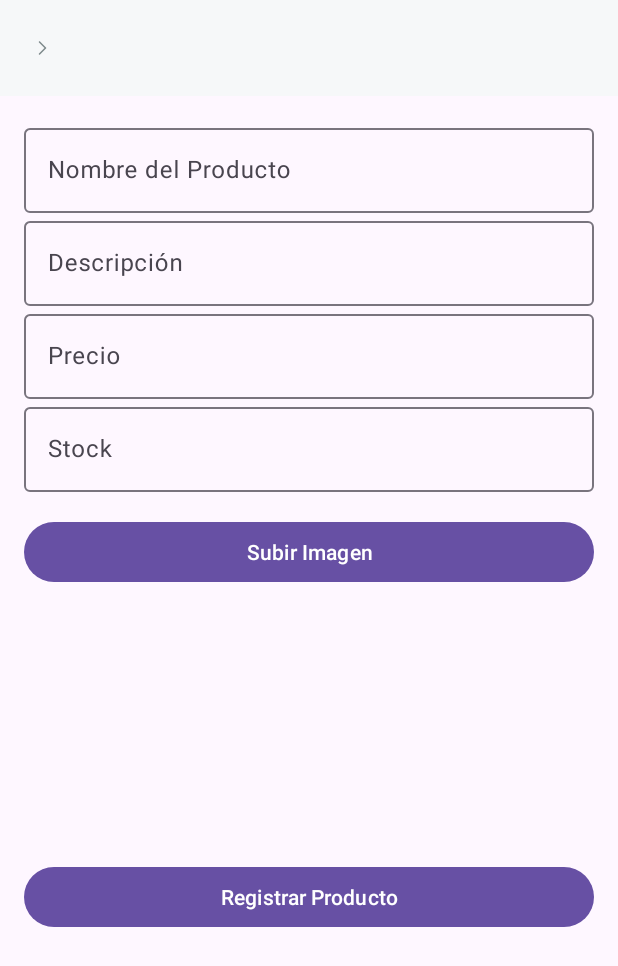
After one commit to danielmoya98/HotelApp, an Android app: the fragment RegistrarProductoFragment placed in its activity, on a phone screen of 412 x 824 dp. The commit adds this screen. Shown: the top 966 px of the screen. Run offline under Robolectric (Android 15) with nearby library versions, the phone set to English and light mode, and no system bars; our stand-ins replace CircleImageView; libraries missing offline, so code that uses them is left out: io.github.jan.supabase; pictures from the network do not load; 1 statement that could not run was skipped.

Commit message:
agrega producto y servicios

```diff
--- a/app/src/main/java/com/example/hotelapp/RegistrarActivity.kt
+++ b/app/src/main/java/com/example/hotelapp/RegistrarActivity.kt
@@ -92,7 +92,7 @@ class RegistrarActivity : AppCompatActivity() {
                         "correo" to email,
                         "telefono" to telefono,
                         "contrasena" to password,
-                        "rol" to "cliente",
+                        "rol" to "empleado",
                         "foto_url" to photoUrl
                     )
                 )
--- /dev/null
+++ b/app/src/main/java/com/example/hotelapp/RegistrarProductoFragment.kt
@@ -0,0 +1,140 @@
+package com.example.hotelapp
+
+import Producto
+import android.app.Activity
+import android.content.Intent
+import android.net.Uri
+import android.os.Bundle
+import android.util.Log
+import android.view.LayoutInflater
+import android.view.View
+import android.view.ViewGroup
+import android.widget.Toast
+import androidx.fragment.app.Fragment
+import com.google.android.material.button.MaterialButton
+import com.google.android.material.textfield.TextInputEditText
+import de.hdodenhof.circleimageview.CircleImageView
+import io.github.jan.supabase.createSupabaseClient
+import io.github.jan.supabase.postgrest.Postgrest
+import io.github.jan.supabase.postgrest.postgrest
+import io.github.jan.supabase.storage.Storage
+import io.github.jan.supabase.storage.storage
+import kotlinx.coroutines.CoroutineScope
+import kotlinx.coroutines.Dispatchers
+import kotlinx.coroutines.launch
+import java.util.UUID
+
+class RegistrarProductoFragment : Fragment() {
+
+    private val PICK_IMAGE_REQUEST = 1
+    private var imageUri: Uri? = null
+
+    // Inicializar Supabase
+    private val supabase = createSupabaseClient(
+        supabaseUrl = "https://xjxpeyqzvalgoursiqxb.supabase.co",
+        supabaseKey = "eyJhbGciOiJIUzI1NiIsInR5cCI6IkpXVCJ9.eyJpc3MiOiJzdXBhYmFzZSIsInJlZiI6InhqeHBleXF6dmFsZ291cnNpcXhiIiwicm9sZSI6ImFub24iLCJpYXQiOjE3MzE0MzY0MTIsImV4cCI6MjA0NzAxMjQxMn0.xL5oNgjXi4LWBkmWezvtUYs6PMsPTe4lCviQkYUYPek"
+    ) {
+        install(Postgrest)
+        install(Storage)
+    }
+
+    override fun onCreateView(
+        inflater: LayoutInflater, container: ViewGroup?,
+        savedInstanceState: Bundle?
+    ): View? {
+        return inflater.inflate(R.layout.fragment_registrar_producto, container, false)
+    }
+
+    override fun onViewCreated(view: View, savedInstanceState: Bundle?) {
+        super.onViewCreated(view, savedInstanceState)
+
+        val etNombre: TextInputEditText = view.findViewById(R.id.etNombreProducto)
+        val etDescripcion: TextInputEditText = view.findViewById(R.id.etDescripcionProducto)
+        val etPrecio: TextInputEditText = view.findViewById(R.id.etPrecioProducto)
+        val etStock: TextInputEditText = view.findViewById(R.id.etStockProducto)
+        val btnAddPhoto: MaterialButton = view.findViewById(R.id.btnAddPhotoProducto)
+        val btnCreateProduct: MaterialButton = view.findViewById(R.id.btnCreateProduct)
+        val imagePreview: CircleImageView = view.findViewById(R.id.imagePreviewProducto)
+
+        // Abrir selector de imágenes
+        btnAddPhoto.setOnClickListener {
+            val intent = Intent(Intent.ACTION_GET_CONTENT).apply {
+                type = "image/*"
+            }
+            startActivityForResult(intent, PICK_IMAGE_REQUEST)
+        }
+
+        btnCreateProduct.setOnClickListener {
+            val nombre = etNombre.text.toString().trim()
+            val descripcion = etDescripcion.text.toString().trim()
+            val precio = etPrecio.text.toString().toDoubleOrNull()
+            val stock = etStock.text.toString().toIntOrNull()
+
+            if (nombre.isEmpty() || descripcion.isEmpty() || precio == null || stock == null || imageUri == null) {
+                Toast.makeText(
+                    requireContext(),
+                    "Por favor, completa todos los campos y sube una foto",
+                    Toast.LENGTH_SHORT
+                ).show()
+            } else {
+                subirFotoYRegistrarProducto(nombre, descripcion, precio, stock)
+            }
+        }
+    }
+
+    private fun subirFotoYRegistrarProducto(
+        nombre: String,
+        descripcion: String,
+        precio: Double,
+        stock: Int
+    ) {
+        CoroutineScope(Dispatchers.IO).launch {
+            try {
+                val bucket = supabase.storage.from("productos") // Acceso al bucket `productos`
+                val fileName = "${UUID.randomUUID()}.jpg"
+
+                // Convertir InputStream a ByteArray
+                val inputStream = requireContext().contentResolver.openInputStream(imageUri!!)
+                val byteArray = inputStream?.readBytes() ?: throw Exception("Error al leer la imagen")
+
+                // Subir imagen a Supabase Storage
+                bucket.upload(fileName, byteArray)
+
+                val imageUrl = "https://xjxpeyqzvalgoursiqxb.supabase.co/storage/v1/object/public/productos/$fileName"
+
+                // Crear un objeto Producto
+                val producto = Producto(
+                    nombre = nombre,
+                    descripcion = descripcion,
+                    precio = precio,
+                    stock = stock,
+                    imagen_url = imageUrl,
+                    activo = true,
+
+                )
+
+                // Insertar producto en la base de datos
+                supabase.postgrest["productos"].insert(producto)
+
+                requireActivity().runOnUiThread {
+                    Toast.makeText(requireContext(), "Producto registrado exitosamente", Toast.LENGTH_SHORT).show()
+                    requireActivity().onBackPressed() // Navegar hacia atrás después del registro
+                }
+            } catch (e: Exception) {
+                requireActivity().runOnUiThread {
+                       Log.e("RegistrarProducto", "Error al registrar producto: ${e.message}", e)
+                    }
+            }
+        }
+    }
+
+
+    override fun onActivityResult(requestCode: Int, resultCode: Int, data: Intent?) {
+        super.onActivityResult(requestCode, resultCode, data)
+        if (requestCode == PICK_IMAGE_REQUEST && resultCode == Activity.RESULT_OK) {
+            imageUri = data?.data
+            val imagePreview: CircleImageView? = view?.findViewById(R.id.imagePreviewProducto)
+            imagePreview?.setImageURI(imageUri)
+        }
+    }
+}
--- a/app/src/main/res/layout/activity_navegacion.xml
+++ b/app/src/main/res/layout/activity_navegacion.xml
@@ -42,7 +42,7 @@
         app:itemBackground="@color/switch_track_color"
         app:itemIconTint="@color/switch_thumb_color"
         app:itemTextColor="@color/switch_thumb_color"
-        app:menu="@menu/drawer_menu">
+        >
 
     </com.google.android.material.navigation.NavigationView>
 
--- /dev/null
+++ b/app/src/main/res/layout/fragment_registrar_producto.xml
@@ -0,0 +1,75 @@
+<ScrollView xmlns:android="http://schemas.android.com/apk/res/android"
+    android:layout_width="match_parent"
+    android:layout_height="match_parent"
+    android:padding="16dp">
+
+    <LinearLayout
+        android:layout_width="match_parent"
+        android:layout_height="wrap_content"
+        android:orientation="vertical">
+
+        <com.google.android.material.textfield.TextInputLayout
+            android:layout_width="match_parent"
+            android:layout_height="wrap_content"
+            android:hint="Nombre del Producto">
+            <com.google.android.material.textfield.TextInputEditText
+                android:id="@+id/etNombreProducto"
+                android:layout_width="match_parent"
+                android:layout_height="wrap_content" />
+        </com.google.android.material.textfield.TextInputLayout>
+
+        <com.google.android.material.textfield.TextInputLayout
+            android:layout_width="match_parent"
+            android:layout_height="wrap_content"
+            android:hint="Descripción">
+            <com.google.android.material.textfield.TextInputEditText
+                android:id="@+id/etDescripcionProducto"
+                android:layout_width="match_parent"
+                android:layout_height="wrap_content" />
+        </com.google.android.material.textfield.TextInputLayout>
+
+        <com.google.android.material.textfield.TextInputLayout
+            android:layout_width="match_parent"
+            android:layout_height="wrap_content"
+            android:hint="Precio">
+            <com.google.android.material.textfield.TextInputEditText
+                android:id="@+id/etPrecioProducto"
+                android:inputType="numberDecimal"
+                android:layout_width="match_parent"
+                android:layout_height="wrap_content" />
+        </com.google.android.material.textfield.TextInputLayout>
+
+        <com.google.android.material.textfield.TextInputLayout
+            android:layout_width="match_parent"
+            android:layout_height="wrap_content"
+            android:hint="Stock">
+            <com.google.android.material.textfield.TextInputEditText
+                android:id="@+id/etStockProducto"
+                android:inputType="number"
+                android:layout_width="match_parent"
+                android:layout_height="wrap_content" />
+        </com.google.android.material.textfield.TextInputLayout>
+
+        <Button
+            android:id="@+id/btnAddPhotoProducto"
+            android:layout_width="match_parent"
+            android:layout_height="wrap_content"
+            android:text="Subir Imagen"
+            android:layout_marginTop="16dp" />
+
+        <de.hdodenhof.circleimageview.CircleImageView
+            android:id="@+id/imagePreviewProducto"
+            android:layout_width="150dp"
+            android:layout_height="150dp"
+            android:layout_gravity="center"
+            android:layout_marginTop="16dp" />
+
+        <Button
+            android:id="@+id/btnCreateProduct"
+            android:layout_width="match_parent"
+            android:layout_height="wrap_content"
+            android:text="Registrar Producto"
+            android:layout_marginTop="16dp" />
+
+    </LinearLayout>
+</ScrollView>
--- /dev/null
+++ b/app/src/main/res/menu/menu_empleado.xml
@@ -0,0 +1,17 @@
+<menu xmlns:android="http://schemas.android.com/apk/res/android">
+    <item
+        android:id="@+id/nav_dashboard"
+        android:title="Dashboard" />
+
+    <item
+        android:id="@+id/nav_productos"
+        android:title="Crear Productos" />
+
+    <item
+        android:id="@+id/nav_servicios"
+        android:title="Crear Servicios" />
+
+    <item
+        android:id="@+id/nav_logout"
+        android:title="Cerrar sesión" />
+</menu>
```
Also changed, not shown: app/src/main/java/com/example/hotelapp/NavegacionActivity.kt (+68 -5 lines), app/src/main/java/com/example/hotelapp/RegistrarServicioFragment.kt (added, +129 -0 lines), app/src/main/java/com/example/hotelapp/dataclass/Item.kt (added, +24 -0 lines), app/src/main/java/com/example/hotelapp/dataclass/productos.kt (added, +13 -0 lines), app/src/main/java/com/example/hotelapp/dataclass/servicios.kt (added, +11 -0 lines), app/src/main/res/layout/fragment_registrar_servicio.xml (added, +66 -0 lines).
